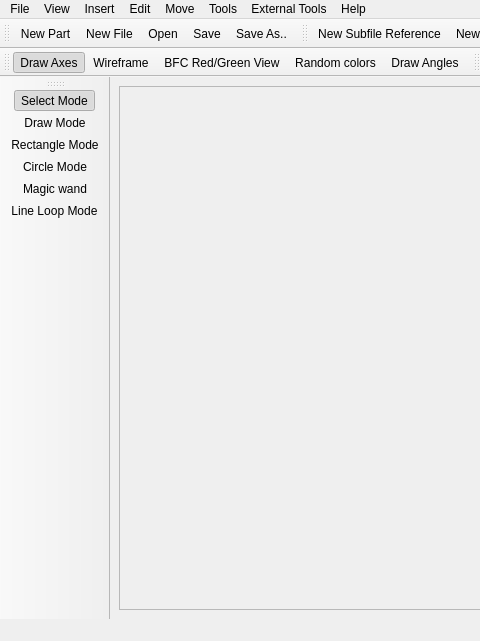
Old version of the form ui/ldforge.ui in the repository Symbian9/ldforge; both pictures show x 0 to 480 and y 0 to 641 of the 1010 by 641 pixel window.
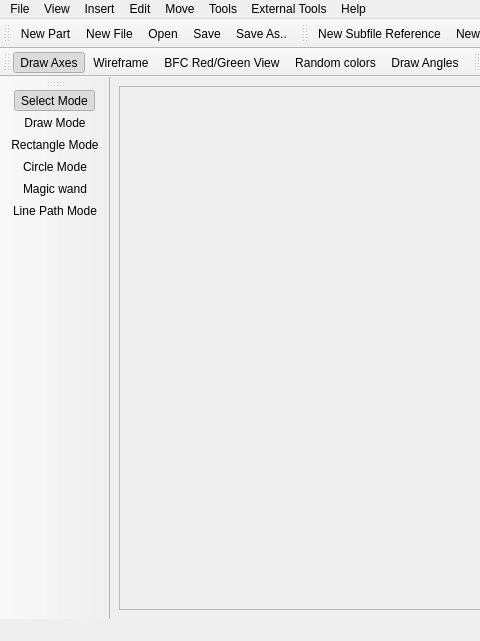
New version of the form. Icons and pictures are not drawn.

Commit message: - renamed line loop to line path, updated changelog

Patch:
```diff
--- a/ui/ldforge.ui
+++ b/ui/ldforge.ui
@@ -535,7 +535,7 @@
    <addaction name="actionModeRectangle"/>
    <addaction name="actionModeCircle"/>
    <addaction name="actionModeMagicWand"/>
-   <addaction name="actionModeLineLoop"/>
+   <addaction name="actionModeLinePath"/>
   </widget>
   <widget class="QToolBar" name="colorToolbar">
    <property name="windowTitle">
@@ -1700,7 +1700,7 @@
     <string>Ctrl+3</string>
    </property>
   </action>
-  <action name="actionModeLineLoop">
+  <action name="actionModeLinePath">
    <property name="checkable">
     <bool>true</bool>
    </property>
@@ -1709,7 +1709,7 @@
      <normaloff>:/icons/line.png</normaloff>:/icons/line.png</iconset>
    </property>
    <property name="text">
-    <string>Line Loop Mode</string>
+    <string>Line Path Mode</string>
    </property>
    <property name="shortcut">
     <string>Ctrl+6</string>
```
The commit also changes 9 other files.
